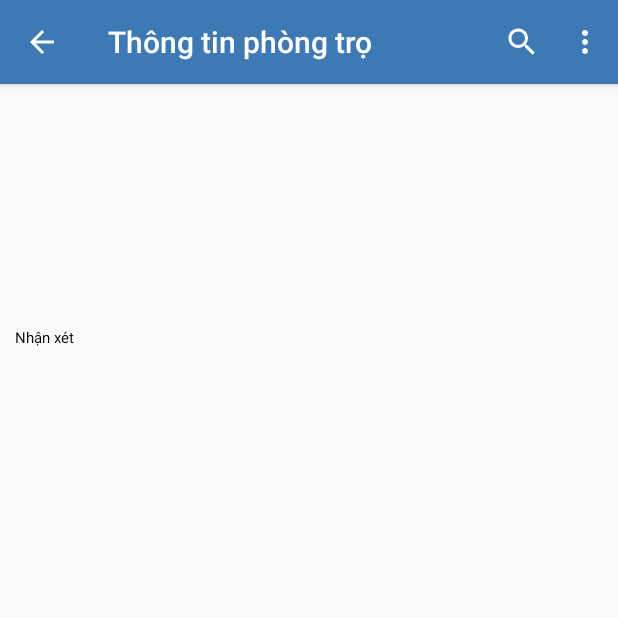
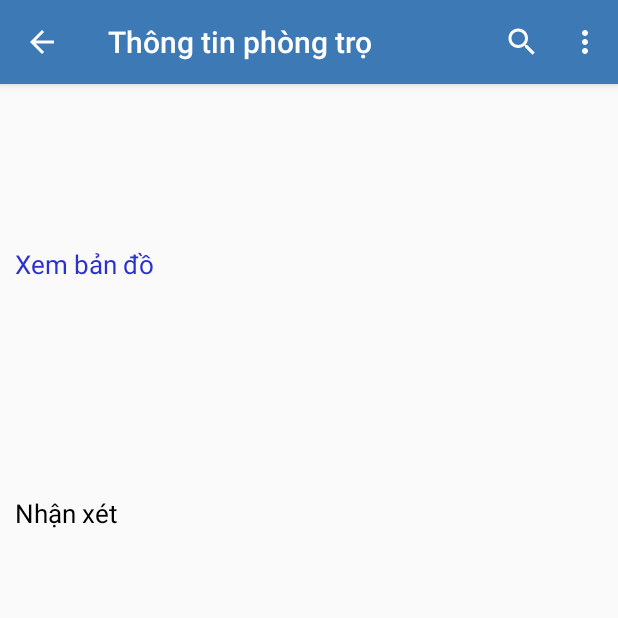
Before and after one commit to cuongnv58/Timphongtro_CLC, an Android app: the View_Info screen opened directly, with no data from a screen before it, on a phone screen of 412 x 824 dp, the top half of it. Run offline under Robolectric (Android 15) with nearby library versions, the phone set to English and light mode, and no system bars.

Commit message:
Thêm 1 số thứ

```diff
--- a/app/src/main/java/conloncon/timnhatro/MainActivity.java
+++ b/app/src/main/java/conloncon/timnhatro/MainActivity.java
@@ -33,7 +33,7 @@ public class MainActivity extends AppCompatActivity
     SharedPreferences sharePreferences;
     Button btnDangKy;
     EditText editTaiKhoanDK, editMatKhauDK, editNhapLaiMatKhauDK, editTaiKhoanDN, editMatKhauDN;
-    //protected static boolean CHECK_SIGNIN;
+    //protected boolean CHECK_SIGNIN=true;
     SQLiteDatabase database;
     Post post;
     List<BaiDang> list, list1;
--- a/app/src/main/java/conloncon/timnhatro/Signin.java
+++ b/app/src/main/java/conloncon/timnhatro/Signin.java
@@ -16,7 +16,7 @@ import android.widget.Toast;
 
 public class Signin extends AppCompatActivity {
 
-    public static boolean CHECK_SIGNIN;
+    public static boolean CHECK_SIGNIN=false;
     SharedPreferences sharePreferences;
     EditText username, pass;
     Button login, cancel;
--- a/app/src/main/java/conloncon/timnhatro/View_Info.java
+++ b/app/src/main/java/conloncon/timnhatro/View_Info.java
@@ -1,10 +1,15 @@
 package conloncon.timnhatro;
 
+import android.content.Intent;
+import android.net.Uri;
 import android.os.Bundle;
 import android.support.v7.app.AppCompatActivity;
 import android.view.Menu;
 import android.view.MenuItem;
+import android.view.View;
 import android.widget.TextView;
+
+import org.w3c.dom.Text;
 
 
 public class View_Info extends AppCompatActivity {
@@ -17,7 +22,7 @@ public class View_Info extends AppCompatActivity {
         //hiển thị thông tin
         TextView display_id = (TextView) findViewById(R.id.display_id);
         display_id.setText(MainActivity.display_id);
-        TextView display_address = (TextView) findViewById(R.id.display_address);
+        final TextView display_address = (TextView) findViewById(R.id.display_address);
         display_address.setText(MainActivity.display_addrres);
         TextView display_price = (TextView) findViewById(R.id.display_price);
         display_price.setText(MainActivity.display_price);
@@ -27,6 +32,16 @@ public class View_Info extends AppCompatActivity {
         display_info.setText(MainActivity.display_info);
         TextView display_extra_info = (TextView) findViewById(R.id.display_extra_info);
         display_extra_info.setText(MainActivity.display_extra_info);
+        TextView map = (TextView) findViewById(R.id.display_map);
+        map.setOnClickListener(new View.OnClickListener() {
+            @Override
+            public void onClick(View v) {
+                Intent geoIntent = new Intent(
+                        android.content.Intent.ACTION_VIEW, Uri
+                        .parse("geo:0,0?q=" + display_address));
+                startActivity(geoIntent);
+            }
+        });
 
         android.support.v7.app.ActionBar actionBar=getSupportActionBar();
         actionBar.setDisplayHomeAsUpEnabled(true);
@@ -46,6 +61,7 @@ public class View_Info extends AppCompatActivity {
         // as you specify a parent activity in AndroidManifest.xml.
         int id = item.getItemId();
         if (id == R.id.action_search) {
+
         }
         else if (id == R.id.filter_search){
 
--- a/app/src/main/res/layout/view_info.xml
+++ b/app/src/main/res/layout/view_info.xml
@@ -15,8 +15,9 @@
             android:layout_width="wrap_content"
             android:layout_height="wrap_content"
             android:text="@null"
-            android:textSize="7sp"
-            android:layout_marginTop="10dp"/>
+            android:textSize="15sp"
+            android:layout_marginTop="15dp"
+            android:gravity="right|top"/>
 
 
 
@@ -25,8 +26,17 @@
             android:layout_width="wrap_content"
             android:layout_height="wrap_content"
             android:text="@null"
-            android:textSize="18sp"
+            android:textSize="23sp"
             android:textColor="#000000"
+            android:layout_marginTop="20dp" />
+
+        <TextView
+            android:id="@+id/display_map"
+            android:layout_width="wrap_content"
+            android:layout_height="wrap_content"
+            android:text="Xem bản đồ"
+            android:textSize="17sp"
+            android:textColor="#2b30d1"
             android:layout_marginTop="20dp" />
 
         <TextView
@@ -34,7 +44,7 @@
             android:layout_width="wrap_content"
             android:layout_height="wrap_content"
             android:text="@null"
-            android:textSize="10sp"
+            android:textSize="17sp"
             android:textColor="#000000"
             android:layout_marginTop="10dp"/>
 
@@ -43,7 +53,7 @@
             android:layout_width="wrap_content"
             android:layout_height="wrap_content"
             android:text="@null"
-            android:textSize="10sp"
+            android:textSize="17sp"
             android:textColor="#000000"
             android:layout_marginTop="5dp"/>
 
@@ -52,7 +62,7 @@
             android:layout_width="wrap_content"
             android:layout_height="wrap_content"
             android:text="@null"
-            android:textSize="10sp"
+            android:textSize="17sp"
             android:textColor="#000000"
             android:layout_marginTop="5dp"/>
 
@@ -61,7 +71,7 @@
             android:layout_width="wrap_content"
             android:layout_height="wrap_content"
             android:text="@null"
-            android:textSize="10sp"
+            android:textSize="17sp"
             android:textColor="#000000"
             android:layout_marginTop="5dp"/>
 
@@ -73,9 +83,9 @@
             android:layout_width="wrap_content"
             android:layout_height="wrap_content"
             android:text="Nhận xét"
-            android:textSize="10sp"
+            android:textSize="17sp"
             android:textColor="#000000"
-            android:layout_marginTop="15dp"/>
+            android:layout_marginTop="20dp"/>
 
     </LinearLayout>
 
--- a/app/src/main/res/menu/main.xml
+++ b/app/src/main/res/menu/main.xml
@@ -6,10 +6,11 @@
     <item
         android:id="@+id/action_search"
         android:title="@string/action_search"
-        app:showAsAction="ifRoom"
+        app:showAsAction="always"
         app:actionViewClass="android.widget.SearchView"
         android:icon="@mipmap/ic_launcher_search"/>
     <item
         android:id="@+id/filter_search"
-        android:title="Tìm kiếm nâng cao"/>
+        android:title="Tìm kiếm nâng cao"
+        app:showAsAction="never"/>
 </menu>
```
Also changed, not shown: 1 other file.
